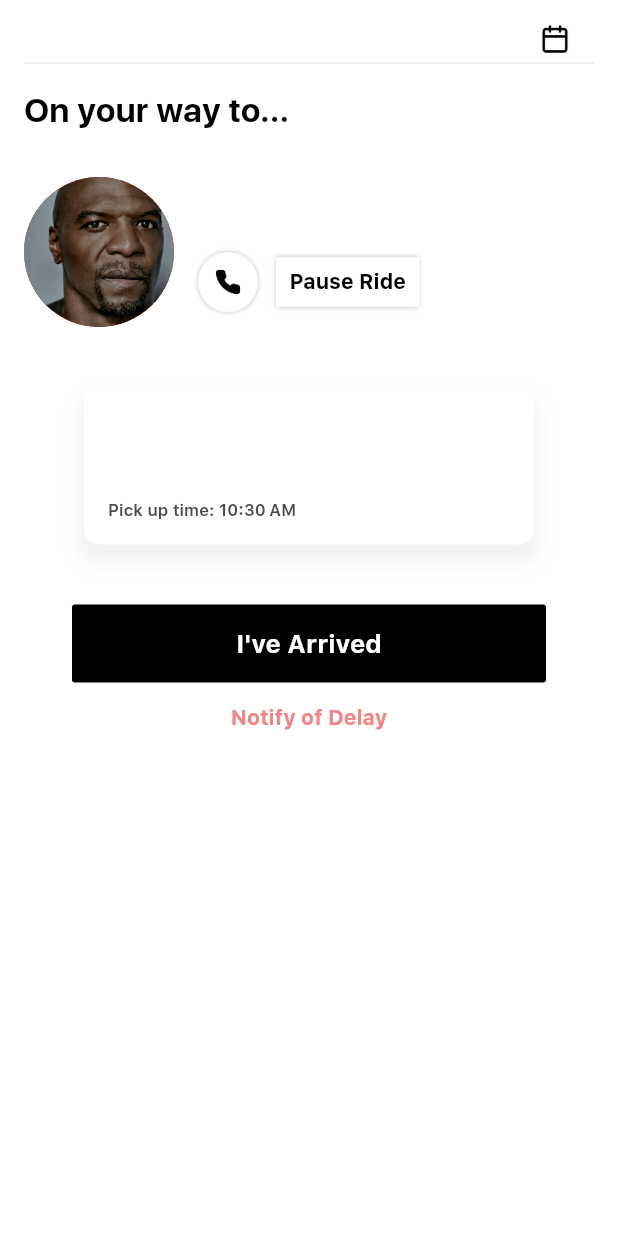
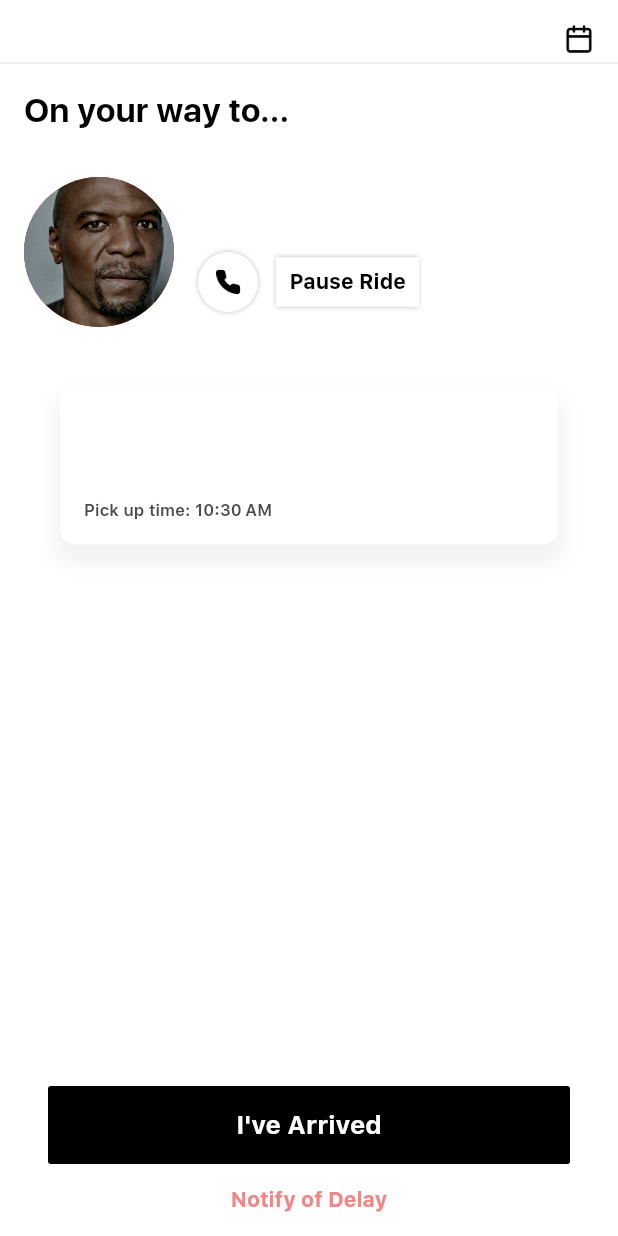
Before and after one commit to cornell-dti/carriage-driver, a Flutter app: the OnTheWayPage screen opened directly with empty values, on a phone screen of 412 x 824 dp. Run offline on Flutter 3.47's test engine with Material 2 defaults, Android fonts, the phone set to English and light mode, and no system bars; drawn by our look-alikes of loading_overlay; our stand-ins replace flutter_secure_storage, flutter_svg, google_sign_in, jwt_decoder, wakelock; missing offline and left inert: geolocation, speech_bubble; accounts and stored records are empty; project files that could hold a hidden picture were left out.

Commit message:
Fixed spacing of calendar button and divider padding

```diff
--- a/lib/pages/ride-flow/OnTheWayPage.dart
+++ b/lib/pages/ride-flow/OnTheWayPage.dart
@@ -34,8 +34,6 @@ class _OnTheWayPageState extends State<OnTheWayPage> {
           child: SafeArea(
             child: Container(
               height: MediaQuery.of(context).size.height,
-              child: Padding(
-                padding: EdgeInsets.symmetric(horizontal: 16),
               child: Column(
                 children: [
                   SizedBox(height: 16),
@@ -44,6 +42,10 @@ class _OnTheWayPageState extends State<OnTheWayPage> {
                       height: 12
                   ),
                   SizedBox(height: 12),
+                  Padding(
+                    padding: EdgeInsets.symmetric(horizontal: 16),
+                    child: Column(
+                      children: [
                         Align(
                             alignment: Alignment.centerLeft,
                             child: Text("On your way to...", style: CarriageTheme.title2)
@@ -105,15 +107,16 @@ class _OnTheWayPageState extends State<OnTheWayPage> {
                               )
                             ]
                         ),
-
-
+                      ]
+                    ),
+                  ),
                   SizedBox(height: 40),
                   Container(
                       padding: EdgeInsets.symmetric(horizontal: 40),
                       width: double.infinity,
                       child: RideDestPickupCard(false, widget.ride.startTime, widget.ride.startLocation, widget.ride.startAddress)
                   ),
-                    SizedBox(height: 40),
+                  Spacer(),
                   Container(
                     padding: EdgeInsets.symmetric(horizontal: 32),
                     width: MediaQuery.of(context).size.width,
@@ -163,7 +166,6 @@ class _OnTheWayPageState extends State<OnTheWayPage> {
               ),
             ),
           ),
-          ),
         ));
   }
 }
```
Also changed, not shown: lib/pages/ride-flow/PickUpPage.dart (+7 -3 lines). Lines whose indentation alone changed are shown as unchanged.
